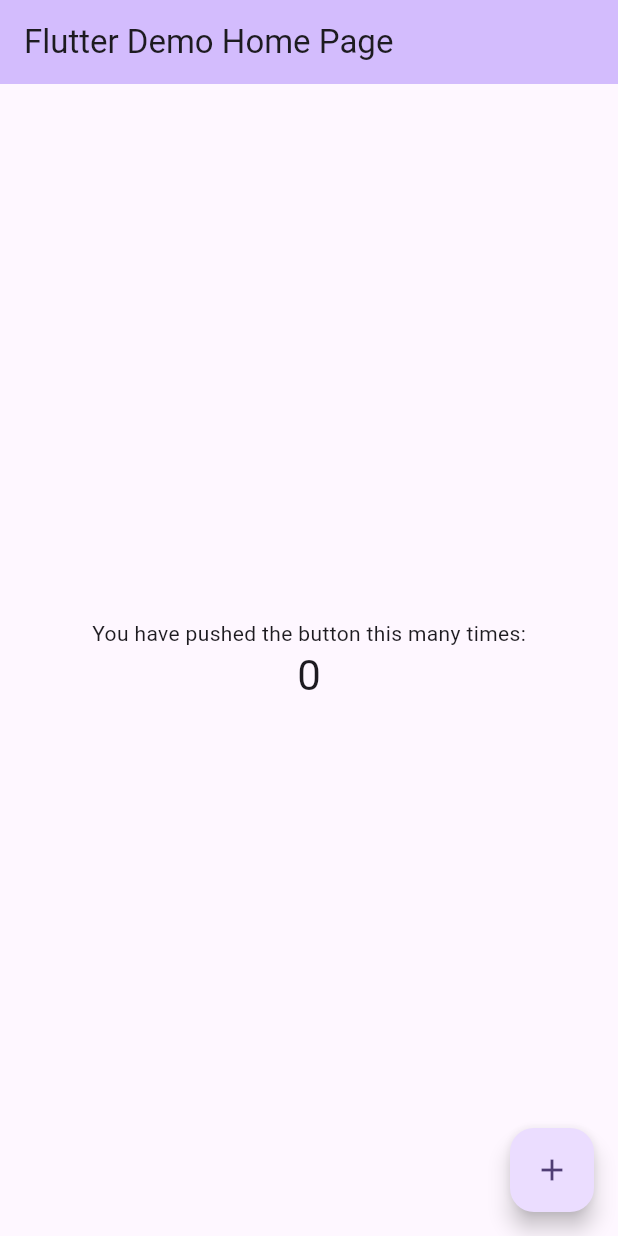
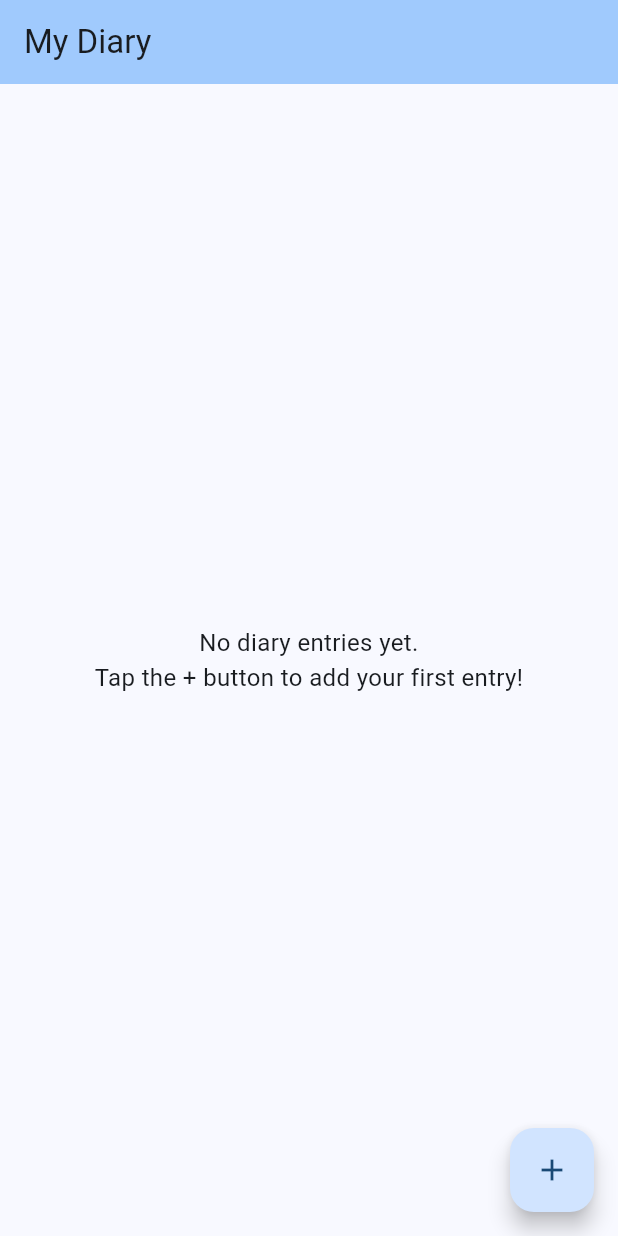
Before and after one commit to sk92129/diary, a Flutter app: the screen it shows after launch, on a phone screen of 412 x 824 dp. Run offline on Flutter 3.47's test engine with Material 3 defaults, Android fonts, the phone set to English and light mode, and no system bars; our stand-ins replace flutter_bloc, hydrated_bloc.

Commit message:
add journal app with hydrated bloc

```diff
--- /dev/null
+++ b/devtools_options.yaml
@@ -0,0 +1,3 @@
+description: This file stores settings for Dart & Flutter DevTools.
+documentation: https://docs.flutter.dev/tools/devtools/extensions#configure-extension-enablement-states
+extensions:
--- /dev/null
+++ b/lib/bloc/diary_bloc.dart
@@ -0,0 +1,103 @@
+import 'dart:async';
+
+import 'package:diary/bloc/diary_event.dart';
+import 'package:diary/bloc/diary_state.dart';
+import 'package:diary/diary_entry.dart';
+import 'package:flutter/foundation.dart';
+import 'package:hydrated_bloc/hydrated_bloc.dart';
+
+class DiaryBloc extends HydratedBloc<DiaryEvent, DiaryState> {
+  final Map<String, DiaryEntry> _diaryCache = {};
+  DateTime _lastFetchedDiary = DateTime.now();
+
+  DiaryBloc() : super(DiaryInitial()) {
+    on<AddDiaryEvent>(_addDiary);
+    on<GetDiaryEvent>(_getDiary);
+  }
+
+  Future<void> _addDiary(AddDiaryEvent event, Emitter<DiaryState> emit) async {
+    try {
+      emit(DiaryProgressing());
+      await Future.delayed(const Duration(seconds: 2));
+      _diaryCache[event.diaryEntry.id] = event.diaryEntry;
+      emit(DiaryLoadSuccess(_diaryCache));
+    } catch (e) {
+      emit(DiaryFailure("Failed to add diary: $e"));
+    }
+  }
+
+  FutureOr<void> _getDiary(
+    GetDiaryEvent event,
+    Emitter<DiaryState> emit,
+  ) async {
+    try {
+      emit(DiaryProgressing());
+      await Future.delayed(const Duration(seconds: 2));
+      emit(DiaryLoadSuccess(_diaryCache));
+    } catch (e) {
+      emit(DiaryFailure("Failed to get diary: $e"));
+    }
+  }
+
+  // loading from storage
+  @override
+  DiaryState? fromJson(Map<String, dynamic> json) {
+    try {
+      debugPrint('fromJson called with: $json'); // Debug print
+
+      // Load cached weather data for multiple cities
+      if (json.containsKey('cachedDiary')) {
+        final cachedData = json['cachedDiary'] as Map<String, dynamic>;
+        debugPrint('Loading cached data: $cachedData'); // Debug print
+        _diaryCache.clear();
+        _lastFetchedDiary = DateTime.now();
+        cachedData.forEach((id, diaryData) {
+          _diaryCache[id] = DiaryEntry.fromJson(diaryData);
+        });
+        debugPrint(
+          'Cache loaded with ${_diaryCache.length} diary',
+        ); // Debug print
+      }
+
+      // Return the last loaded product state if available
+      if (json.containsKey('timeStamp')) {
+        final timeStamp = json['timeStamp'] as String;
+        final lastFetchedDiary = DateTime.parse(timeStamp);
+        _lastFetchedDiary = lastFetchedDiary;
+        debugPrint('lastFetchedDiary: $lastFetchedDiary');
+        // check if the groups are older than 10 minutes
+        return DiaryLoadSuccess(_diaryCache);
+      }
+      return null;
+    } catch (e) {
+      debugPrint('Error in fromJson: $e'); // Debug print
+      return null;
+    }
+  }
+
+  @override
+  Map<String, dynamic>? toJson(DiaryState state) {
+    if (state is DiaryLoadSuccess) {
+      //
+      final cachedDiaryEntries = <String, dynamic>{};
+
+      for (var entry in state.entries.values) {
+        cachedDiaryEntries[entry.id] = entry.toJson();
+      }
+
+      final result = {
+        'cachedDiary': cachedDiaryEntries,
+        'timeStamp': DateTime.now().toIso8601String(),
+      };
+
+      debugPrint(
+        'toJson called, saving cache with ${_diaryCache.length} diary',
+      ); // Debug print
+      debugPrint('Cache contents: ${_diaryCache.keys.toList()}'); // Debug print
+
+      return result;
+    } else {
+      return {};
+    }
+  }
+}
--- /dev/null
+++ b/lib/bloc/diary_event.dart
@@ -0,0 +1,17 @@
+import 'package:diary/diary_entry.dart';
+
+abstract class DiaryEvent {}
+
+class AddDiaryEvent extends DiaryEvent {
+  final DiaryEntry diaryEntry;
+  AddDiaryEvent(this.diaryEntry);
+}
+
+class GetDiaryEvent extends DiaryEvent {
+  GetDiaryEvent();
+}
+
+class UpdateDiaryEvent extends DiaryEvent {
+  final DiaryEntry diaryEntry;
+  UpdateDiaryEvent(this.diaryEntry);
+}
--- /dev/null
+++ b/lib/bloc/diary_state.dart
@@ -0,0 +1,17 @@
+import 'package:diary/diary_entry.dart';
+
+abstract class DiaryState {}
+
+class DiaryInitial extends DiaryState {}
+
+class DiaryProgressing extends DiaryState {}
+
+class DiaryLoadSuccess extends DiaryState {
+  final Map<String, DiaryEntry> entries;
+  DiaryLoadSuccess(this.entries);
+}
+
+class DiaryFailure extends DiaryState {
+  final String message;
+  DiaryFailure(this.message);
+}
--- /dev/null
+++ b/lib/diary_entry.dart
@@ -0,0 +1,35 @@
+class DiaryEntry {
+  final String id;
+  final String title;
+  final String content;
+  final DateTime date;
+  final String mood;
+
+  DiaryEntry({
+    required this.id,
+    required this.title,
+    required this.content,
+    required this.date,
+    required this.mood,
+  });
+
+  factory DiaryEntry.fromJson(Map<String, dynamic> json) {
+    return DiaryEntry(
+      id: json['id'],
+      title: json['title'],
+      content: json['content'],
+      date: DateTime.parse(json['date']),
+      mood: json['mood'],
+    );
+  }
+
+  Map<String, dynamic> toJson() {
+    return {
+      'id': id,
+      'title': title,
+      'content': content,
+      'date': date.toIso8601String(),
+      'mood': mood,
+    };
+  }
+}
--- a/lib/main.dart
+++ b/lib/main.dart
@@ -1,36 +1,33 @@
+import 'package:diary/bloc/diary_bloc.dart';
+import 'package:diary/bloc/diary_event.dart';
+import 'package:diary/bloc/diary_state.dart';
+import 'package:diary/diary_entry.dart';
+import 'package:diary/storage_mgr.dart';
 import 'package:flutter/material.dart';
+import 'package:flutter_bloc/flutter_bloc.dart';
+import 'package:intl/intl.dart';
 
-void main() {
+void main() async {
+  WidgetsFlutterBinding.ensureInitialized();
+  await StorageManager.init();
   runApp(const MyApp());
 }
 
 class MyApp extends StatelessWidget {
   const MyApp({super.key});
 
-  // This widget is the root of your application.
   @override
   Widget build(BuildContext context) {
-    return MaterialApp(
-      title: 'Flutter Demo',
-      theme: ThemeData(
-        // This is the theme of your application.
-        //
-        // TRY THIS: Try running your application with "flutter run". You'll see
-        // the application has a purple toolbar. Then, without quitting the app,
-        // try changing the seedColor in the colorScheme below to Colors.green
-        // and then invoke "hot reload" (save your changes or press the "hot
-        // reload" button in a Flutter-supported IDE, or press "r" if you used
-        // the command line to start the app).
-        //
-        // Notice that the counter didn't reset back to zero; the application
-        // state is not lost during the reload. To reset the state, use hot
-        // restart instead.
-        //
-        // This works for code too, not just values: Most code changes can be
-        // tested with just a hot reload.
-        colorScheme: ColorScheme.fromSeed(seedColor: Colors.deepPurple),
+    return BlocProvider(
+      create: (context) => DiaryBloc(),
+      child: MaterialApp(
+        title: 'My Diary',
+        theme: ThemeData(
+          colorScheme: ColorScheme.fromSeed(seedColor: Colors.blue),
+          useMaterial3: true,
+        ),
+        home: const MyHomePage(title: 'My Diary'),
       ),
-      home: const MyHomePage(title: 'Flutter Demo Home Page'),
     );
   }
 }
@@ -54,69 +51,196 @@ class MyHomePage extends StatefulWidget {
 }
 
 class _MyHomePageState extends State<MyHomePage> {
-  int _counter = 0;
+  @override
+  void initState() {
+    super.initState();
+    context.read<DiaryBloc>().add(GetDiaryEvent());
+  }
 
-  void _incrementCounter() {
-    setState(() {
-      // This call to setState tells the Flutter framework that something has
-      // changed in this State, which causes it to rerun the build method below
-      // so that the display can reflect the updated values. If we changed
-      // _counter without calling setState(), then the build method would not be
-      // called again, and so nothing would appear to happen.
-      _counter++;
-    });
+  void _addNewEntry() {
+    final newEntry = DiaryEntry(
+      id: DateTime.now().millisecondsSinceEpoch.toString(),
+      title: 'New Entry',
+      content:
+          'This is a new diary entry. Tap to edit and add your thoughts here.',
+      date: DateTime.now(),
+      mood: 'Neutral',
+    );
+    context.read<DiaryBloc>().add(AddDiaryEvent(newEntry));
   }
 
   @override
   Widget build(BuildContext context) {
-    // This method is rerun every time setState is called, for instance as done
-    // by the _incrementCounter method above.
-    //
-    // The Flutter framework has been optimized to make rerunning build methods
-    // fast, so that you can just rebuild anything that needs updating rather
-    // than having to individually change instances of widgets.
     return Scaffold(
       appBar: AppBar(
-        // TRY THIS: Try changing the color here to a specific color (to
-        // Colors.amber, perhaps?) and trigger a hot reload to see the AppBar
-        // change color while the other colors stay the same.
         backgroundColor: Theme.of(context).colorScheme.inversePrimary,
-        // Here we take the value from the MyHomePage object that was created by
-        // the App.build method, and use it to set our appbar title.
         title: Text(widget.title),
       ),
-      body: Center(
-        // Center is a layout widget. It takes a single child and positions it
-        // in the middle of the parent.
+      body: BlocListener<DiaryBloc, DiaryState>(
+        listener: (context, state) {
+          if (state is DiaryFailure) {
+            ScaffoldMessenger.of(context).showSnackBar(
+              SnackBar(
+                content: Text(state.message),
+                backgroundColor: Colors.red,
+              ),
+            );
+          }
+        },
+        child: BlocBuilder<DiaryBloc, DiaryState>(
+          builder: (context, state) {
+            if (state is DiaryProgressing) {
+              return const Center(child: CircularProgressIndicator());
+            } else if (state is DiaryLoadSuccess) {
+              final entries = state.entries.values.toList();
+              if (entries.isEmpty) {
+                return const Center(
+                  child: Text(
+                    'No diary entries yet.\nTap the + button to add your first entry!',
+                    textAlign: TextAlign.center,
+                    style: TextStyle(fontSize: 16),
+                  ),
+                );
+              }
+              return ListView.builder(
+                padding: const EdgeInsets.all(8.0),
+                itemCount: entries.length,
+                itemBuilder: (context, index) {
+                  final entry = entries[index];
+                  return DiaryEntryCard(entry: entry);
+                },
+              );
+            } else if (state is DiaryFailure) {
+              return Center(
+                child: Column(
+                  mainAxisAlignment: MainAxisAlignment.center,
+                  children: [
+                    const Icon(
+                      Icons.error_outline,
+                      size: 64,
+                      color: Colors.red,
+                    ),
+                    const SizedBox(height: 16),
+                    Text(
+                      'Error loading diary entries',
+                      style: Theme.of(context).textTheme.headlineSmall,
+                    ),
+                    const SizedBox(height: 8),
+                    Text(
+                      state.message,
+                      textAlign: TextAlign.center,
+                      style: Theme.of(context).textTheme.bodyMedium,
+                    ),
+                    const SizedBox(height: 16),
+                    ElevatedButton(
+                      onPressed: () {
+                        context.read<DiaryBloc>().add(GetDiaryEvent());
+                      },
+                      child: const Text('Retry'),
+                    ),
+                  ],
+                ),
+              );
+            } else {
+              // DiaryInitial state
+              return const Center(
+                child: Text(
+                  'Welcome to your diary!\nTap the + button to add your first entry!',
+                  textAlign: TextAlign.center,
+                  style: TextStyle(fontSize: 16),
+                ),
+              );
+            }
+          },
+        ),
+      ),
+      floatingActionButton: FloatingActionButton(
+        onPressed: _addNewEntry,
+        tooltip: 'Add New Entry',
+        child: const Icon(Icons.add),
+      ),
+    );
+  }
+}
+
+class DiaryEntryCard extends StatelessWidget {
+  final DiaryEntry entry;
+
+  const DiaryEntryCard({super.key, required this.entry});
+
+  @override
+  Widget build(BuildContext context) {
+    return Card(
+      margin: const EdgeInsets.symmetric(vertical: 4.0),
+      child: Padding(
+        padding: const EdgeInsets.all(16.0),
         child: Column(
-          // Column is also a layout widget. It takes a list of children and
-          // arranges them vertically. By default, it sizes itself to fit its
-          // children horizontally, and tries to be as tall as its parent.
-          //
-          // Column has various properties to control how it sizes itself and
-          // how it positions its children. Here we use mainAxisAlignment to
-          // center the children vertically; the main axis here is the vertical
-          // axis because Columns are vertical (the cross axis would be
-          // horizontal).
-          //
-          // TRY THIS: Invoke "debug painting" (choose the "Toggle Debug Paint"
-          // action in the IDE, or press "p" in the console), to see the
-          // wireframe for each widget.
-          mainAxisAlignment: MainAxisAlignment.center,
-          children: <Widget>[
-            const Text('You have pushed the button this many times:'),
+          crossAxisAlignment: CrossAxisAlignment.start,
+          children: [
+            Row(
+              mainAxisAlignment: MainAxisAlignment.spaceBetween,
+              children: [
+                Expanded(
+                  child: Text(
+                    entry.title,
+                    style: Theme.of(context).textTheme.titleLarge?.copyWith(
+                      fontWeight: FontWeight.bold,
+                    ),
+                  ),
+                ),
+                Container(
+                  padding: const EdgeInsets.symmetric(
+                    horizontal: 8.0,
+                    vertical: 4.0,
+                  ),
+                  decoration: BoxDecoration(
+                    color: Theme.of(context).colorScheme.primaryContainer,
+                    borderRadius: BorderRadius.circular(12.0),
+                  ),
+                  child: Text(
+                    entry.mood,
+                    style: Theme.of(context).textTheme.labelSmall?.copyWith(
+                      color: Theme.of(context).colorScheme.onPrimaryContainer,
+                    ),
+                  ),
+                ),
+              ],
+            ),
+            const SizedBox(height: 8.0),
             Text(
-              '$_counter',
-              style: Theme.of(context).textTheme.headlineMedium,
+              entry.content,
+              style: Theme.of(context).textTheme.bodyMedium,
+              maxLines: 3,
+              overflow: TextOverflow.ellipsis,
+            ),
+            const SizedBox(height: 8.0),
+            Text(
+              _formatDate(entry.date),
+              style: Theme.of(context).textTheme.bodySmall?.copyWith(
+                color: Theme.of(context).colorScheme.onSurfaceVariant,
+              ),
             ),
           ],
         ),
       ),
-      floatingActionButton: FloatingActionButton(
-        onPressed: _incrementCounter,
-        tooltip: 'Increment',
-        child: const Icon(Icons.add),
-      ), // This trailing comma makes auto-formatting nicer for build methods.
     );
   }
+
+  String _formatDate(DateTime date) {
+    final now = DateTime.now();
+    final difference = now.difference(date).inDays;
+
+    // generate a string with the date time with the local time zone DD/MM/YYYY HH:MM AM/PM
+    final formattedDate = DateFormat('dd/MM/yyyy hh:mm a').format(date);
+
+    if (difference == 0) {
+      return 'Today $formattedDate';
+    } else if (difference == 1) {
+      return 'Yesterday $formattedDate';
+    } else if (difference < 7) {
+      return '$difference days ago $formattedDate';
+    } else {
+      return '${date.day}/${date.month}/${date.year} $formattedDate';
+    }
+  }
 }
--- a/pubspec.yaml
+++ b/pubspec.yaml
@@ -34,6 +34,10 @@ dependencies:
   # The following adds the Cupertino Icons font to your application.
   # Use with the CupertinoIcons class for iOS style icons.
   cupertino_icons: ^1.0.8
+  flutter_bloc: ^9.1.1
+  hydrated_bloc: ^10.1.1
+  intl: ^0.19.0
+  path_provider: ^2.1.4
 
 dev_dependencies:
   flutter_test:
```
Also changed, not shown: lib/repository/diary_repository.dart (added, +12 -0 lines), lib/storage_mgr.dart (added, +19 -0 lines), pubspec.lock, 10 other files.
